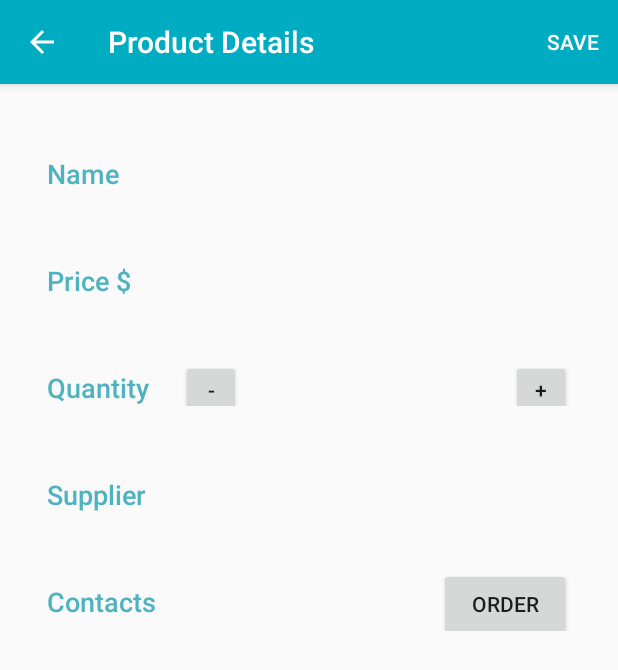
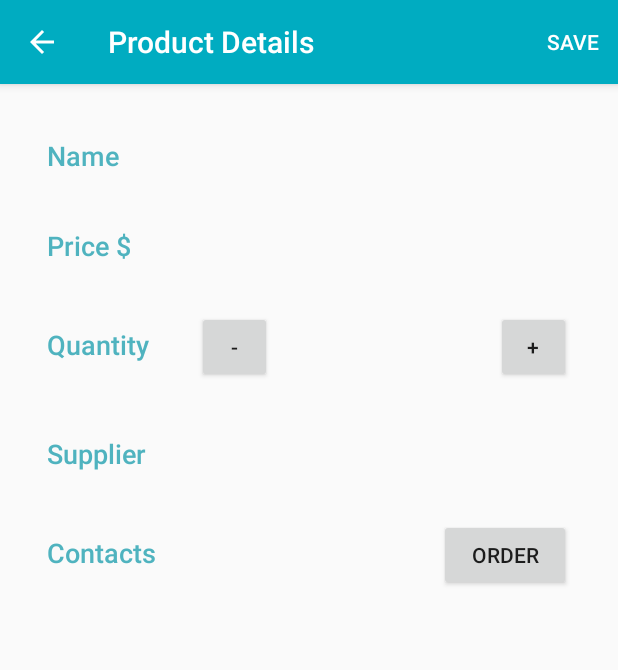
Before and after one commit to seni1/CosmeticsStore, an Android app: the ProductDetailsActivity screen opened directly, with no data from a screen before it, on a phone screen of 412 x 824 dp. Shown: the top 670 px of the screen. Run offline under Robolectric (Android 15) with nearby library versions, the phone set to English and light mode, and no system bars.

Commit message:
FINAL VERSION before first submission 13.08.18

```diff
--- a/app/src/main/AndroidManifest.xml
+++ b/app/src/main/AndroidManifest.xml
@@ -12,7 +12,8 @@
         android:roundIcon="@mipmap/ic_launcher_round"
         android:supportsRtl="true"
         android:theme="@style/AppTheme">
-        <activity android:name=".CatalogActivity">
+        <activity android:name=".CatalogActivity"
+            android:screenOrientation="portrait">
             <intent-filter>
                 <action android:name="android.intent.action.MAIN" />
 
@@ -22,11 +23,13 @@
         <activity
             android:name=".EditorActivity"
             android:label="Enter New Product"
+            android:screenOrientation="portrait"
             android:parentActivityName=".CatalogActivity" />
 
         <activity
             android:name=".ProductDetailsActivity"
             android:label="Product Details"
+            android:screenOrientation="portrait"
             android:parentActivityName=".CatalogActivity" />
 
         <provider
--- a/app/src/main/java/com/example/android/cosmeticsstore/CosCursorAdapter.java
+++ b/app/src/main/java/com/example/android/cosmeticsstore/CosCursorAdapter.java
@@ -68,7 +68,7 @@ public class CosCursorAdapter extends CursorAdapter {
             }
         });
 
-        if (quantityTextView.getText().equals(0)) {
+        if (quantityTextView.getText().equals("0")) {
             buttonTextView.setVisibility(View.GONE);
         } else {
             buttonTextView.setVisibility(View.VISIBLE);
--- a/app/src/main/res/layout/product_details.xml
+++ b/app/src/main/res/layout/product_details.xml
@@ -71,10 +71,10 @@
 
         <Button
             android:id="@+id/decrease_button"
-            android:layout_width="40dp"
-            android:layout_height="40dp"
+            android:layout_width="50dp"
+            android:layout_height="wrap_content"
             android:onClick="decreaseQuantity"
-            android:padding="10dp"
+            android:padding="5dp"
             android:text="@string/decrease_button"
             tools:ignore="OnClick" />
 
@@ -93,8 +93,8 @@
 
         <Button
             android:id="@+id/increase_button"
-            android:layout_width="40dp"
-            android:layout_height="40dp"
+            android:layout_width="50dp"
+            android:layout_height="wrap_content"
             android:layout_alignParentRight="true"
             android:onClick="addQuantity"
             android:text="@string/increase_button"
--- a/app/src/main/res/values/styles.xml
+++ b/app/src/main/res/values/styles.xml
@@ -16,9 +16,7 @@
     <!-- Style for a category in the editor -->
     <style name="CategoryStyle">
         <item name="android:layout_height">wrap_content</item>
-        <item name="android:layout_width">0dp</item>
-        <item name="android:layout_weight">1</item>
-        <item name="android:paddingTop">16dp</item>
+        <item name="android:layout_width">100dp</item>
         <item name="android:textColor">@color/colorAccent</item>
         <item name="android:fontFamily">sans-serif-medium</item>
         <item name="android:textAppearance">?android:textAppearanceMedium</item>
@@ -27,18 +25,9 @@
     <!-- Style for an EditText field in the editor -->
     <style name="EditorFieldStyle">
         <item name="android:layout_height">wrap_content</item>
-        <item name="android:layout_width">match_parent</item>
+        <item name="android:layout_width">wrap_content</item>
         <item name="android:fontFamily">sans-serif-light</item>
         <item name="android:textAppearance">?android:textAppearanceLarge</item>
     </style>
 
-    <!-- Style for the measurement units for an EditText field in the editor -->
-    <style name="EditorUnitsStyle">
-        <item name="android:layout_height">wrap_content</item>
-        <item name="android:layout_width">wrap_content</item>
-        <item name="android:layout_alignParentRight">true</item>
-        <item name="android:paddingRight">16dp</item>
-        <item name="android:paddingTop">16dp</item>
-        <item name="android:textAppearance">?android:textAppearanceLarge</item>
-    </style>
 </resources>
```
